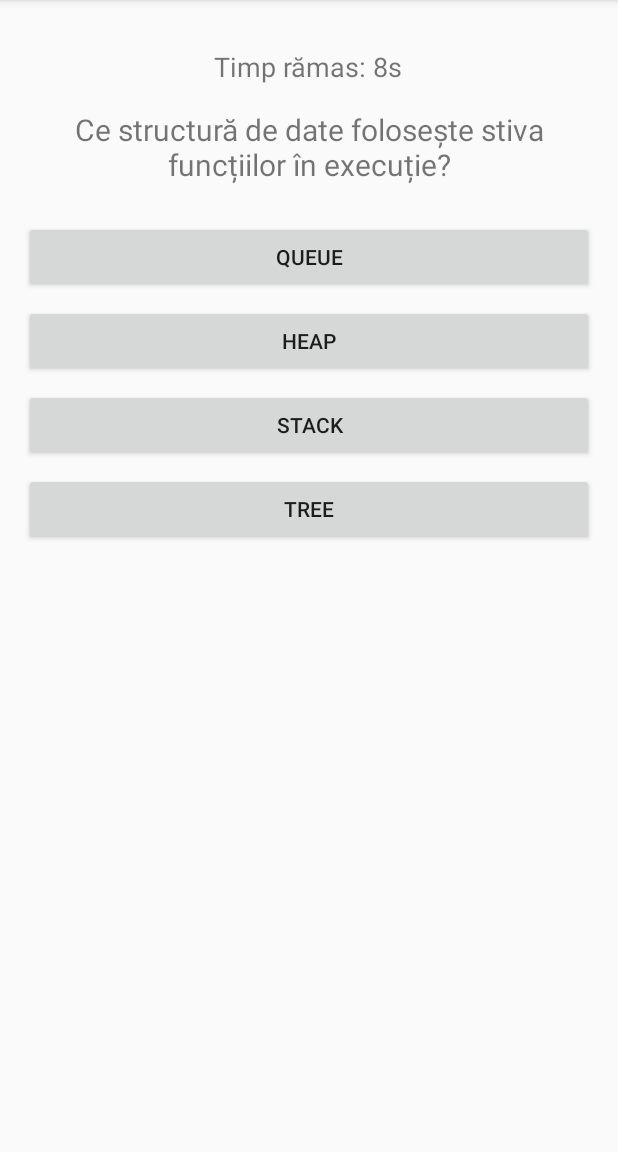
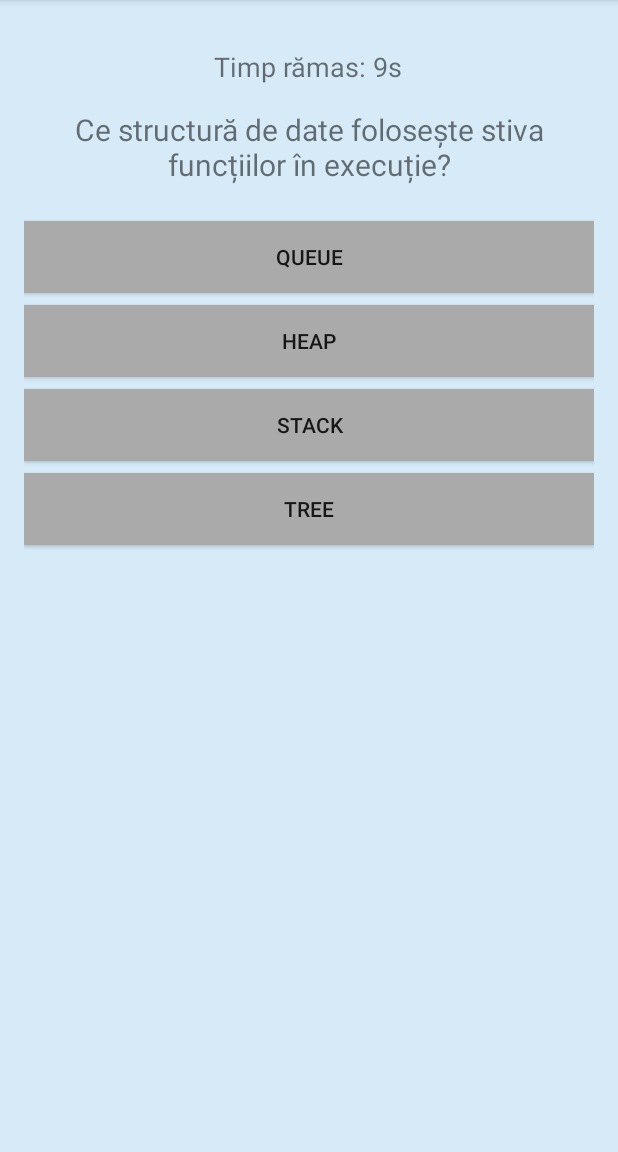
Before and after one commit to CristinaMargh/BattleCode, an Android app built with Jetpack Compose: the QuizActivity screen opened directly, with no data from a screen before it, after a tap on an icon or button, on a phone screen of 412 x 824 dp, the part 84-1236 px from its top. Run offline under Robolectric (Android 15) with nearby library versions, the phone set to English and light mode, and no system bars; 2 other taps on this screen came first.

Commit message:
culoare fundal, culori rasp

```diff
--- a/app/src/main/java/com/example/aplicatie/QuizActivity.kt
+++ b/app/src/main/java/com/example/aplicatie/QuizActivity.kt
@@ -76,17 +76,35 @@ class QuizActivity : AppCompatActivity() {
 
         questionText.text = question.text
         answers.forEachIndexed { index, button ->
+            button.setBackgroundColor(resources.getColor(android.R.color.darker_gray)) // Reset culoare
+            button.isClickable = true // Reactivare
+            button.isFocusable = true
             button.text = question.options[index]
+
             button.setOnClickListener {
                 timer.cancel()
                 val timeTaken = SystemClock.elapsedRealtime() - startTime
+
+                // Corect → verde, Gresit → roșu
                 if (index == question.correctAnswerIndex) {
                     score += calculateScore(timeTaken)
+                    button.setBackgroundColor(resources.getColor(android.R.color.holo_green_light))
+                } else {
+                    button.setBackgroundColor(resources.getColor(android.R.color.holo_red_light))
                 }
-                currentQuestionIndex++
-                showQuestion()
+
+                // Blochează toate butoanele după răspuns
+                answers.forEach {   it.isClickable = false
+                                    it.isFocusable = false }
+
+                // Trecere la următoarea întrebare după 1 sec
+                Handler(Looper.getMainLooper()).postDelayed({
+                    currentQuestionIndex++
+                    showQuestion()
+                }, 1000)
             }
         }
+
 
         startTime = SystemClock.elapsedRealtime()
         startTimer()
--- a/app/src/main/res/layout/activity_main.xml
+++ b/app/src/main/res/layout/activity_main.xml
@@ -3,6 +3,7 @@
     android:layout_width="match_parent"
     android:layout_height="match_parent"
     android:gravity="center"
+android:background="#D6EAF8"
     android:padding="16dp">
 
     <TextView
--- a/app/src/main/res/layout/activity_quiz.xml
+++ b/app/src/main/res/layout/activity_quiz.xml
@@ -4,6 +4,7 @@
     android:padding="16dp"
     android:gravity="center_horizontal"
     android:layout_width="match_parent"
+android:background="#D6EAF8"
     android:layout_height="match_parent">
 
     <TextView
--- a/app/src/main/res/layout/activity_result.xml
+++ b/app/src/main/res/layout/activity_result.xml
@@ -3,6 +3,7 @@
     android:gravity="center"
     android:layout_width="match_parent"
     android:layout_height="match_parent"
+android:background="#D6EAF8"
     android:padding="24dp">
 
     <TextView
```
